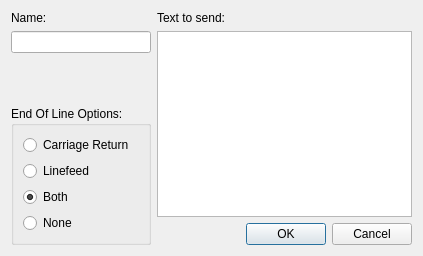
This is ui/action_dialog.ui in mj8w/fast_serial as Qt 5 draws it before an edit. The edited form follows.
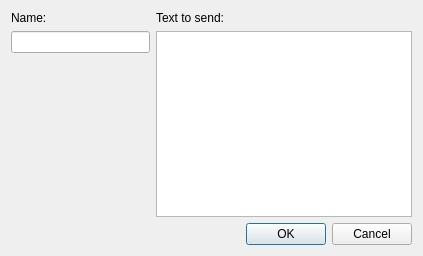
This is the edited form.

Commit message: pull the radio buttons off of the action dialog

What changed in the file:
```diff
--- a/ui/action_dialog.ui
+++ b/ui/action_dialog.ui
@@ -39,46 +39,6 @@
        </property>
       </spacer>
      </item>
-     <item>
-      <widget class="QGroupBox" name="groupBox">
-       <property name="title">
-        <string>End Of Line Options:</string>
-       </property>
-       <layout class="QVBoxLayout" name="verticalLayout">
-        <item>
-         <widget class="QRadioButton" name="crRadio">
-          <property name="text">
-           <string>Carriage Return</string>
-          </property>
-         </widget>
-        </item>
-        <item>
-         <widget class="QRadioButton" name="lfRadio">
-          <property name="text">
-           <string>Linefeed</string>
-          </property>
-         </widget>
-        </item>
-        <item>
-         <widget class="QRadioButton" name="bothRadio">
-          <property name="text">
-           <string>Both</string>
-          </property>
-          <property name="checked">
-           <bool>true</bool>
-          </property>
-         </widget>
-        </item>
-        <item>
-         <widget class="QRadioButton" name="noneRadio">
-          <property name="text">
-           <string>None</string>
-          </property>
-         </widget>
-        </item>
-       </layout>
-      </widget>
-     </item>
     </layout>
    </item>
    <item>
```
The commit also changes 2 other files.
